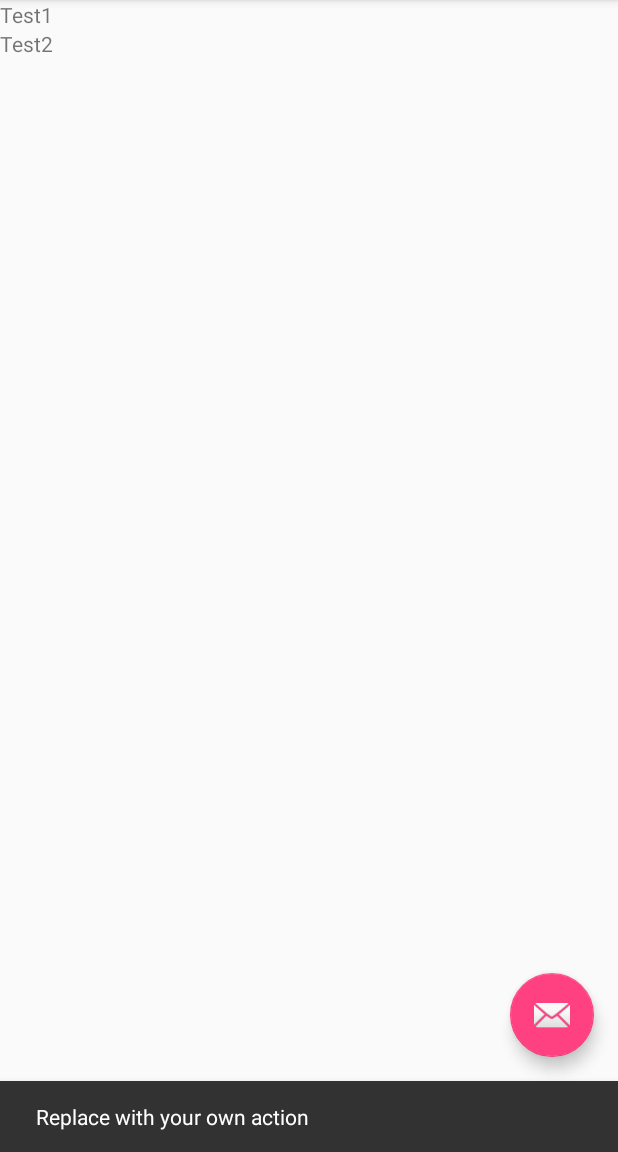
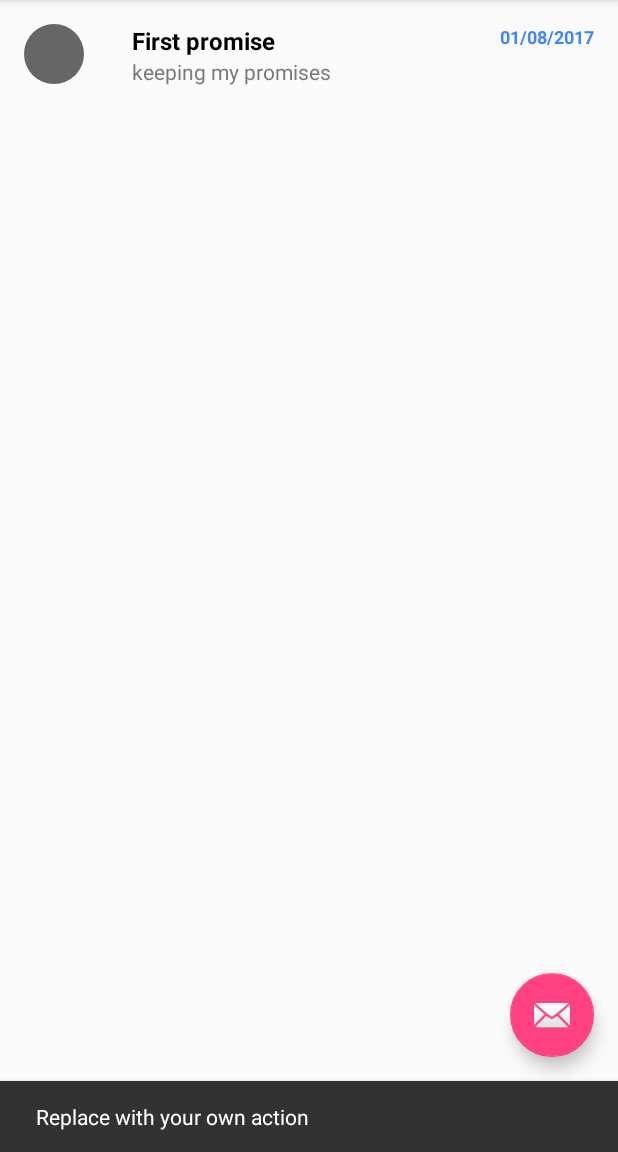
Before and after one commit to devomri/PromiseKeeper, an Android app: the screen it shows after launch (MainActivity), after a tap on an icon or button, on a phone screen of 412 x 824 dp, the part 84-1236 px from its top. Run offline under Robolectric (Android 15) with nearby library versions, the phone set to English and light mode, and no system bars.

Commit message:
simple promise list item model and layout

```diff
--- /dev/null
+++ b/app/src/main/java/com/omri/dev/promisekeeper/Model/PromiseListItem.java
@@ -0,0 +1,58 @@
+package com.omri.dev.promisekeeper.Model;
+
+/**
+ * Created by omri on 8/1/17.
+ * This is the basic promise item which is shown in the main activity
+ */
+
+public class PromiseListItem {
+    // Datra Members
+    private String mTitle;
+    private String mDescription;
+    private String mCreateDate;
+    private String mPromiseNextTime;
+
+    // Constructor
+    public PromiseListItem(String title,
+                           String description,
+                           String createDate,
+                           String promiseNextTime) {
+        this.mTitle = title;
+        this.mDescription = description;
+        this.mCreateDate = createDate;
+        this.mPromiseNextTime = promiseNextTime;
+
+    }
+
+    public String getmTitle() {
+        return mTitle;
+    }
+
+    public void setmTitle(String mTitle) {
+        this.mTitle = mTitle;
+    }
+
+    public String getmDescription() {
+        return mDescription;
+    }
+
+    public void setmDescription(String mDescription) {
+        this.mDescription = mDescription;
+    }
+
+    public String getmCreateDate() {
+        return mCreateDate;
+    }
+
+    public void setmCreateDate(String mCreateDate) {
+        this.mCreateDate = mCreateDate;
+    }
+
+    public String getmPromiseNextTime() {
+        return mPromiseNextTime;
+    }
+
+    public void setmPromiseNextTime(String mPromiseNextTime) {
+        this.mPromiseNextTime = mPromiseNextTime;
+    }
+}
--- a/app/src/main/java/com/omri/dev/promisekeeper/PromisesAdapter.java
+++ b/app/src/main/java/com/omri/dev/promisekeeper/PromisesAdapter.java
@@ -6,30 +6,41 @@ import android.view.View;
 import android.view.ViewGroup;
 import android.widget.TextView;
 
+import com.omri.dev.promisekeeper.Model.PromiseListItem;
+
+import java.util.List;
+import java.util.ArrayList;
+
 
 class PromisesAdapter extends RecyclerView.Adapter<PromisesAdapter.ViewHolder> {
-    private String mDataSet[];
+    private List<PromiseListItem> mDataSet;
 
     static class ViewHolder extends RecyclerView.ViewHolder{
-        TextView mTextView;
+        TextView mTitle;
+        TextView mDescription;
+        TextView mNextTime;
 
         ViewHolder(View view) {
             super(view);
 
-            mTextView = (TextView) view.findViewById(R.id.promise_item_name);
+            mTitle= (TextView) view.findViewById(R.id.promise_list_item_title);
+            mDescription = (TextView) view.findViewById(R.id.promise_list_item_description);
+            mNextTime = (TextView) view.findViewById(R.id.promise_list_item_next_time);
         }
     }
 
     PromisesAdapter() {
-        mDataSet = new String[2];
-        mDataSet[0] = "Test1";
-        mDataSet[1] = "Test2";
+        mDataSet = new ArrayList<PromiseListItem>();
+        mDataSet.add(new PromiseListItem("First promise",
+                                         "keeping my promises",
+                                         "01/01/2017",
+                                         "01/08/2017"));
     }
 
     @Override
     public ViewHolder onCreateViewHolder(ViewGroup parent, int viewType) {
         View promiseItemView =
-                LayoutInflater.from(parent.getContext()).inflate(R.layout.promise_item,
+                LayoutInflater.from(parent.getContext()).inflate(R.layout.promise_list_item,
                         parent, false);
 
         return new ViewHolder(promiseItemView);
@@ -37,11 +48,13 @@ class PromisesAdapter extends RecyclerView.Adapter<PromisesAdapter.ViewHolder> {
 
     @Override
     public void onBindViewHolder(ViewHolder holder, int position) {
-        holder.mTextView.setText(mDataSet[position]);
+        holder.mTitle.setText(mDataSet.get(position).getmTitle());
+        holder.mDescription.setText(mDataSet.get(position).getmDescription());
+        holder.mNextTime.setText(mDataSet.get(position).getmPromiseNextTime());
     }
 
     @Override
     public int getItemCount() {
-        return mDataSet.length;
+        return mDataSet.size();
     }
 }
--- /dev/null
+++ b/app/src/main/res/drawable/bg_circle.xml
@@ -0,0 +1,12 @@
+<?xml version="1.0" encoding="utf-8"?>
+<shape
+    xmlns:android="http://schemas.android.com/apk/res/android"
+    android:shape="oval">
+
+    <solid
+        android:color="@color/bg_circle_default"/>
+
+    <size
+        android:width="120dp"
+        android:height="120dp"/>
+</shape>
--- /dev/null
+++ b/app/src/main/res/drawable/bg_list_row.xml
@@ -0,0 +1,5 @@
+<?xml version="1.0" encoding="utf-8"?>
+<selector xmlns:android="http://schemas.android.com/apk/res/android">
+    <item android:drawable="@color/row_activated" android:state_activated="true" />
+    <item android:drawable="@android:color/transparent" />
+</selector>
--- a/app/src/main/res/layout/promise_item.xml
+++ /dev/null
@@ -1,13 +0,0 @@
-<?xml version="1.0" encoding="utf-8"?>
-<LinearLayout xmlns:android="http://schemas.android.com/apk/res/android"
-    android:orientation="horizontal"
-    android:layout_width="match_parent"
-    android:layout_height="wrap_content">
-
-    <TextView
-        android:id="@+id/promise_item_name"
-        android:layout_width="wrap_content"
-        android:layout_height="wrap_content"
-        />
-
-</LinearLayout>
--- /dev/null
+++ b/app/src/main/res/layout/promise_list_item.xml
@@ -0,0 +1,106 @@
+<?xml version="1.0" encoding="utf-8"?>
+<RelativeLayout xmlns:android="http://schemas.android.com/apk/res/android"
+    android:layout_width="match_parent"
+    android:layout_height="wrap_content"
+    android:background="@drawable/bg_list_row"
+    android:clickable="true"
+    android:focusable="true"
+    android:orientation="vertical"
+    android:paddingBottom="@dimen/padding_list_row"
+    android:paddingLeft="?listPreferredItemPaddingLeft"
+    android:paddingRight="?listPreferredItemPaddingRight"
+    android:paddingTop="@dimen/padding_list_row">
+
+    <LinearLayout
+        android:id="@+id/message_container"
+        android:layout_width="wrap_content"
+        android:layout_height="wrap_content"
+        android:clickable="true"
+        android:orientation="vertical"
+        android:paddingLeft="72dp"
+        android:paddingRight="@dimen/padding_list_row">
+
+        <TextView
+            android:id="@+id/promise_list_item_title"
+            android:layout_width="match_parent"
+            android:layout_height="wrap_content"
+            android:ellipsize="end"
+            android:lines="1"
+            android:textColor="@color/from"
+            android:textSize="@dimen/msg_text_primary"
+            android:textStyle="bold" />
+
+
+        <TextView
+            android:id="@+id/promise_list_item_description"
+            android:layout_width="match_parent"
+            android:layout_height="wrap_content"
+            android:ellipsize="end"
+            android:lines="1"
+            android:textColor="@color/message"
+            android:textSize="@dimen/msg_text_secondary" />
+
+    </LinearLayout>
+
+    <RelativeLayout
+        android:id="@+id/icon_container"
+        android:layout_width="wrap_content"
+        android:layout_height="wrap_content"
+        android:orientation="vertical">
+
+        <RelativeLayout
+            android:id="@+id/icon_back"
+            android:layout_width="wrap_content"
+            android:layout_height="wrap_content">
+
+            <ImageView
+                android:layout_width="@dimen/icon_width_height"
+                android:layout_height="@dimen/icon_width_height"
+                android:src="@drawable/bg_circle" />
+
+            <!--<ImageView-->
+                <!--android:layout_width="25dp"-->
+                <!--android:layout_height="wrap_content"-->
+                <!--android:layout_centerInParent="true"-->
+                <!--android:src="@drawable/ic_done_white_24dp" />-->
+        </RelativeLayout>
+
+        <RelativeLayout
+            android:id="@+id/icon_front"
+            android:layout_width="wrap_content"
+            android:layout_height="wrap_content">
+
+            <ImageView
+                android:id="@+id/icon_profile"
+                android:layout_width="@dimen/icon_width_height"
+                android:layout_height="@dimen/icon_width_height" />
+
+            <TextView
+                android:id="@+id/icon_text"
+                android:layout_width="wrap_content"
+                android:layout_height="wrap_content"
+                android:layout_centerInParent="true"
+                android:textColor="@android:color/white"
+                android:textSize="@dimen/icon_text" />
+        </RelativeLayout>
+
+    </RelativeLayout>
+
+    <TextView
+        android:id="@+id/promise_list_item_next_time"
+        android:layout_width="wrap_content"
+        android:layout_height="wrap_content"
+        android:layout_alignParentRight="true"
+        android:textColor="@color/timestamp"
+        android:textSize="@dimen/timestamp"
+        android:textStyle="bold" />
+
+    <ImageView
+        android:id="@+id/icon_star"
+        android:layout_width="@dimen/icon_star"
+        android:layout_height="@dimen/icon_star"
+        android:layout_alignParentBottom="true"
+        android:layout_alignParentRight="true"
+        android:tint="@color/icon_tint_normal" />
+
+</RelativeLayout>
--- a/app/src/main/res/values/colors.xml
+++ b/app/src/main/res/values/colors.xml
@@ -3,4 +3,14 @@
     <color name="colorPrimary">#3F51B5</color>
     <color name="colorPrimaryDark">#303F9F</color>
     <color name="colorAccent">#FF4081</color>
+
+    <color name="from">#000000</color>
+    <color name="subject">#111111</color>
+    <color name="timestamp">#4285f4</color>
+    <color name="message">#7a7a7a</color>
+    <color name="icon_tint_normal">#7a7a7a</color>
+    <color name="icon_tint_selected">#fed776</color>
+    <color name="row_activated">#e0e0e0</color>
+    <color name="bg_action_mode">#757575</color>
+    <color name="bg_circle_default">#666666</color>
 </resources>
--- a/app/src/main/res/values/dimens.xml
+++ b/app/src/main/res/values/dimens.xml
@@ -5,4 +5,13 @@
     <dimen name="nav_header_vertical_spacing">16dp</dimen>
     <dimen name="nav_header_height">160dp</dimen>
     <dimen name="fab_margin">16dp</dimen>
+
+    <dimen name="padding_list_row">16dp</dimen>
+    <dimen name="messages_padding_left">72dp</dimen>
+    <dimen name="icon_width_height">40dp</dimen>
+    <dimen name="msg_text_primary">16sp</dimen>
+    <dimen name="msg_text_secondary">14sp</dimen>
+    <dimen name="icon_star">25dp</dimen>
+    <dimen name="icon_text">22dp</dimen>
+    <dimen name="timestamp">12dp</dimen>
 </resources>
```
